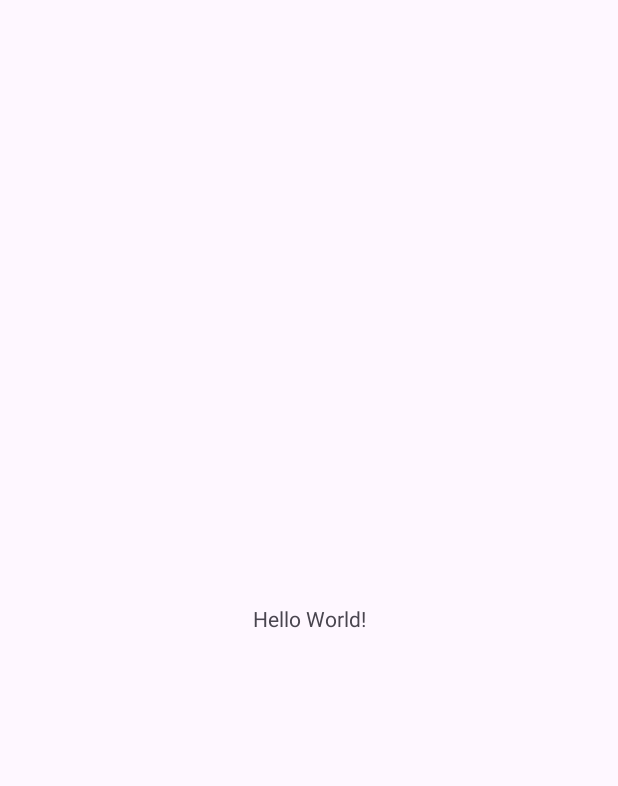
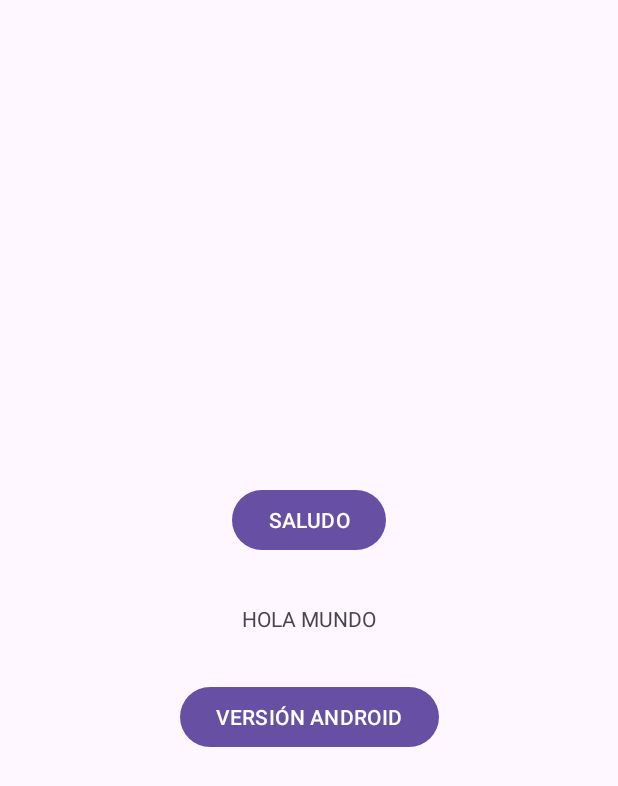
Before and after one commit to Valexx55/ADFprofe, an Android app: the screen it shows after launch (MainActivity), on a phone screen of 412 x 824 dp. Before the commit the part shown is almost empty. Shown: the top 786 px of the screen. Run offline under Robolectric (Android 15) with nearby library versions, the phone set to English and light mode, and no system bars.

Commit message:
pantalla modificada 2 botones

```diff
--- a/app/src/main/res/layout/activity_main.xml
+++ b/app/src/main/res/layout/activity_main.xml
@@ -8,12 +8,33 @@
     tools:context=".MainActivity">
 
     <TextView
+        android:id="@+id/textView"
         android:layout_width="wrap_content"
         android:layout_height="wrap_content"
-        android:text="Hello World!"
+        android:text="HOLA MUNDO"
         app:layout_constraintBottom_toBottomOf="parent"
         app:layout_constraintEnd_toEndOf="parent"
         app:layout_constraintStart_toStartOf="parent"
         app:layout_constraintTop_toTopOf="parent" />
 
+    <Button
+        android:id="@+id/button"
+        android:layout_width="wrap_content"
+        android:layout_height="wrap_content"
+        android:layout_marginBottom="32dp"
+        android:text="SALUDO"
+        app:layout_constraintBottom_toTopOf="@+id/textView"
+        app:layout_constraintEnd_toEndOf="parent"
+        app:layout_constraintStart_toStartOf="parent" />
+
+    <Button
+        android:id="@+id/button2"
+        android:layout_width="wrap_content"
+        android:layout_height="wrap_content"
+        android:layout_marginTop="32dp"
+        android:text="VERSIÓN ANDROID"
+        app:layout_constraintEnd_toEndOf="parent"
+        app:layout_constraintStart_toStartOf="parent"
+        app:layout_constraintTop_toBottomOf="@+id/textView" />
+
 </androidx.constraintlayout.widget.ConstraintLayout>
```
